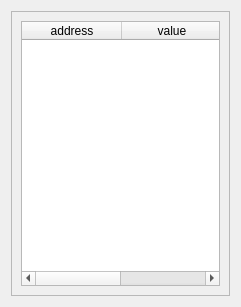
This is modbussubwindow.ui in tonylin0826/ModbusMasterTool as Qt 5 draws it before an edit. The edited form follows.
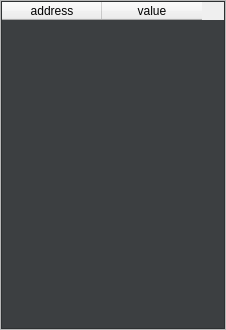
This is the edited form. Custom widgets are drawn as their Qt base class.

Commit message: feat(ui): add style to dialog and windows

Diff of the .ui file:
```diff
--- a/modbussubwindow.ui
+++ b/modbussubwindow.ui
@@ -6,14 +6,29 @@
    <rect>
     <x>0</x>
     <y>0</y>
-    <width>241</width>
-    <height>307</height>
+    <width>226</width>
+    <height>330</height>
    </rect>
   </property>
   <property name="windowTitle">
    <string>Form</string>
   </property>
   <layout class="QGridLayout" name="gridLayout">
+   <property name="leftMargin">
+    <number>0</number>
+   </property>
+   <property name="topMargin">
+    <number>0</number>
+   </property>
+   <property name="rightMargin">
+    <number>0</number>
+   </property>
+   <property name="bottomMargin">
+    <number>0</number>
+   </property>
+   <property name="spacing">
+    <number>0</number>
+   </property>
    <item row="0" column="0">
     <widget class="QFrame" name="frame">
      <property name="frameShape">
@@ -23,8 +38,28 @@
       <enum>QFrame::Raised</enum>
      </property>
      <layout class="QGridLayout" name="gridLayout_3">
+      <property name="leftMargin">
+       <number>0</number>
+      </property>
+      <property name="topMargin">
+       <number>0</number>
+      </property>
+      <property name="rightMargin">
+       <number>0</number>
+      </property>
+      <property name="bottomMargin">
+       <number>0</number>
+      </property>
+      <property name="spacing">
+       <number>0</number>
+      </property>
       <item row="0" column="0">
        <widget class="ModbusRegisterTableWidget" name="tableWidget">
+        <property name="styleSheet">
+         <string notr="true">#tableWidget {
+	background: rgb(60, 63, 65);
+}</string>
+        </property>
         <column>
          <property name="text">
           <string>address</string>
```
The commit also changes 5 other files.
